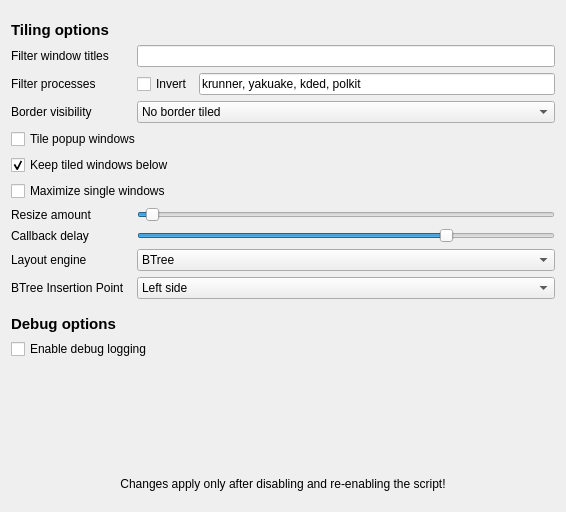
This is res/config.ui in zeroxoneafour/polonium as Qt 5 draws it before an edit. The edited form follows.
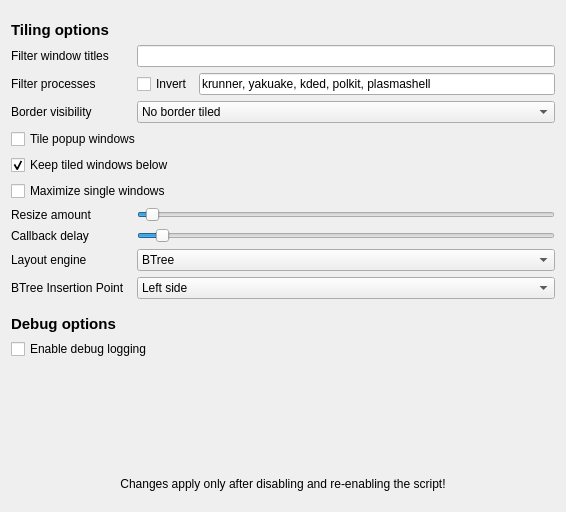
This is the edited form.

Commit message: set some saner defaults

Patch:
```diff
--- a/res/config.ui
+++ b/res/config.ui
@@ -158,7 +158,7 @@
 Comma separated list of process names.</string>
        </property>
        <property name="text">
-        <string>krunner, yakuake, kded, polkit</string>
+        <string>krunner, yakuake, kded, polkit, plasmashell</string>
        </property>
       </widget>
      </item>
@@ -380,7 +380,7 @@
       <number>200</number>
      </property>
      <property name="value">
-      <number>150</number>
+      <number>10</number>
      </property>
      <property name="orientation">
       <enum>Qt::Horizontal</enum>
```
The commit also changes 2 other files.
